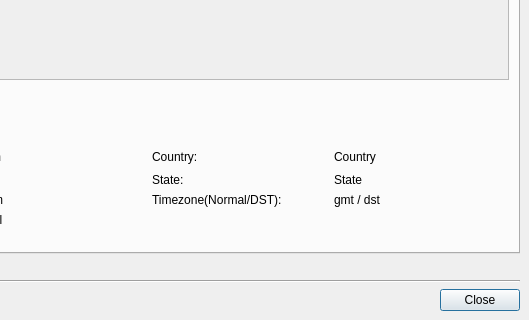
Above: src/lib/PlacemarkInfoDialog.ui from KDE/marble before the change; both pictures show x 251 to 780 and y 228 to 548 of the 780 by 548 pixel window. Below: the same form after it.
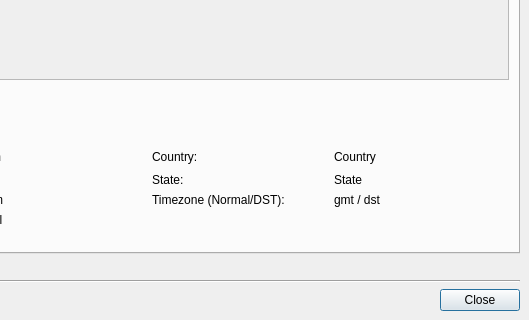
That is the form after the change. Icons and pictures are not drawn. Custom widgets are drawn as their Qt base class.

Commit message: Fixed typo in Marble PlacemarkDialog

Diff of the .ui file:
```diff
--- a/src/lib/PlacemarkInfoDialog.ui
+++ b/src/lib/PlacemarkInfoDialog.ui
@@ -385,7 +385,7 @@
          <item row="2" column="3">
           <widget class="QLabel" name="gmtdst_lbl">
            <property name="text">
-            <string>Timezone(Normal/DST):</string>
+            <string>Timezone (Normal/DST):</string>
            </property>
           </widget>
          </item>
```
Left out of the diff: 8 changed lines with no effect on the pictures.
